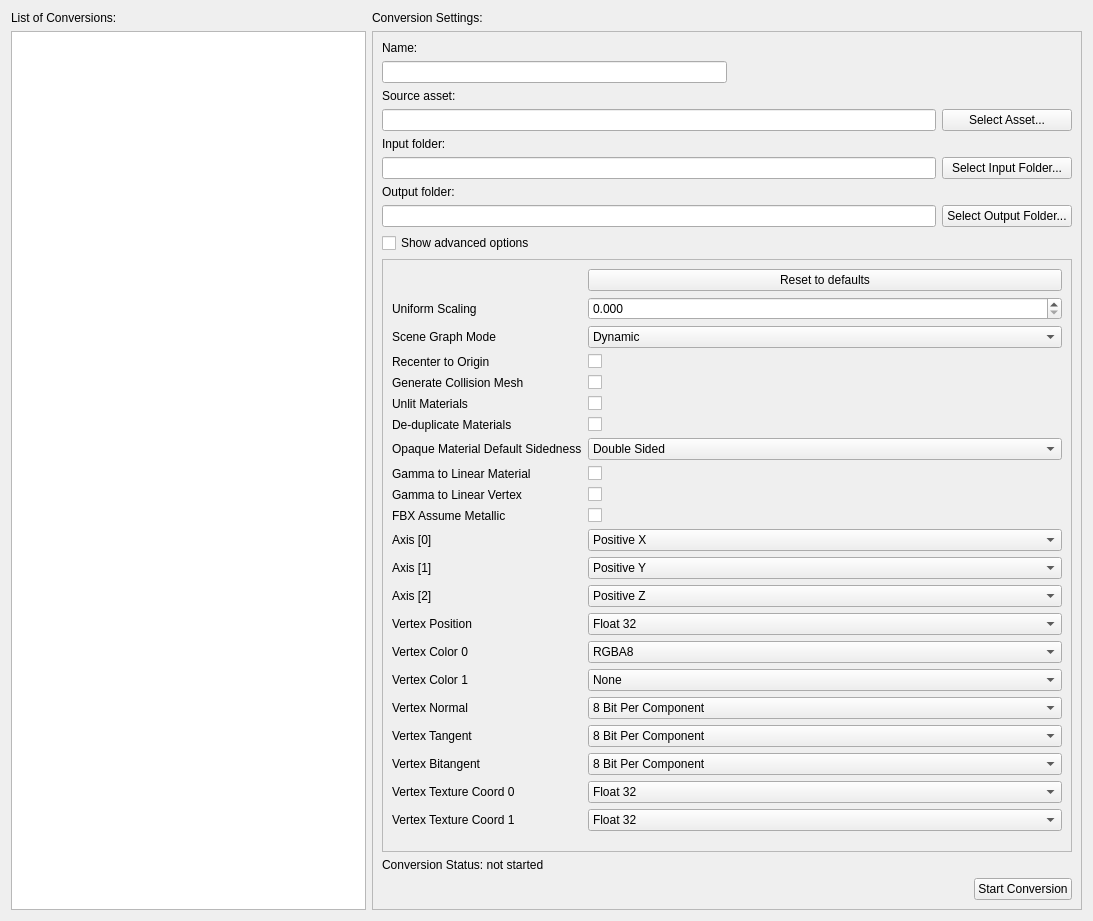
Old version of the form ArrtSource/Conversion/UI/ConversionWidget.ui in the repository Azure/azure-remote-rendering-asset-tool.
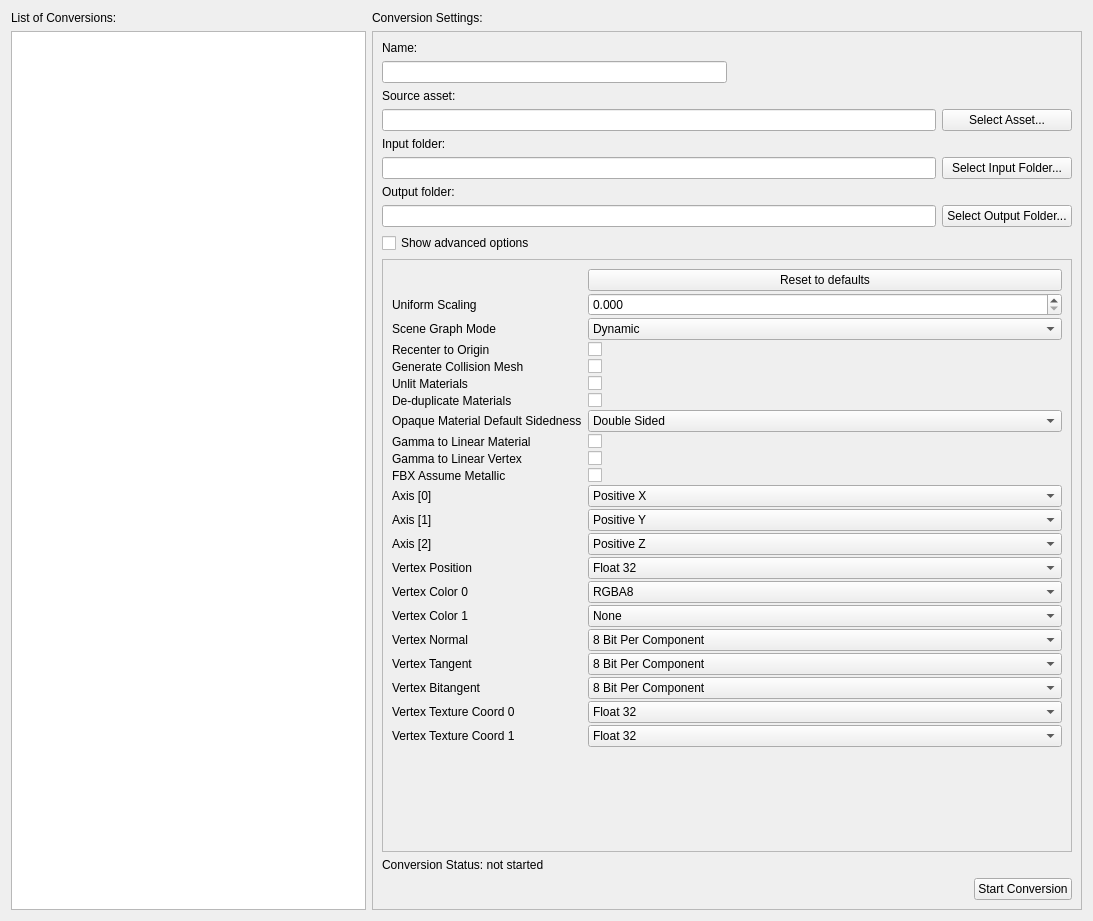
New version of the form.

Commit message: Hide conversion options that are unrelated to point clouds

```diff
--- a/ArrtSource/Conversion/UI/ConversionWidget.ui
+++ b/ArrtSource/Conversion/UI/ConversionWidget.ui
@@ -211,13 +211,16 @@
               <rect>
                <x>0</x>
                <y>0</y>
-               <width>670</width>
-               <height>590</height>
+               <width>687</width>
+               <height>556</height>
               </rect>
              </property>
              <layout class="QHBoxLayout" name="horizontalLayout_8">
               <item>
                <layout class="QFormLayout" name="formLayout">
+                <property name="verticalSpacing">
+                 <number>2</number>
+                </property>
                 <item row="0" column="1">
                  <widget class="QPushButton" name="ResetAdvancedButton">
                   <property name="text">
```
Left out of the diff: 42 changed lines with no effect on the pictures. The commit also changes 6 other files.
